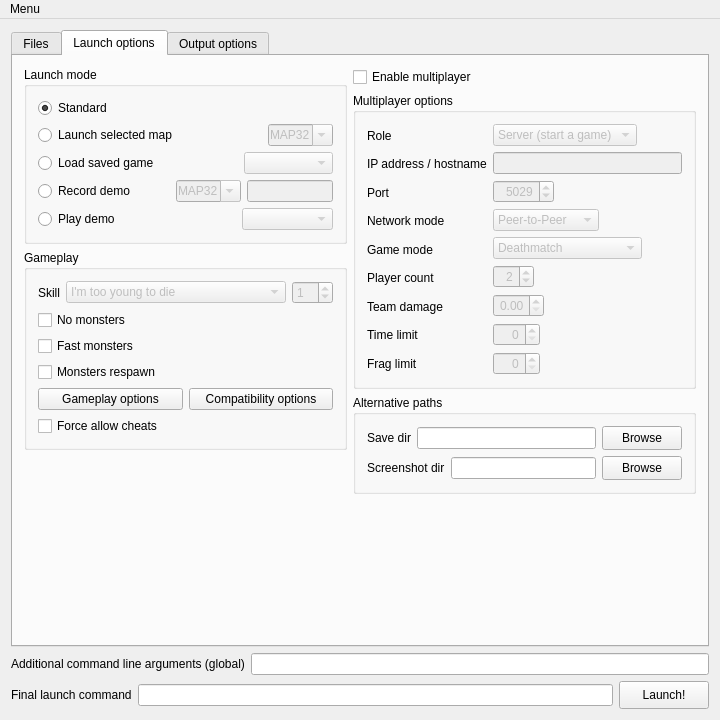
Old version of the form Forms/MainWindow.ui in the repository Youda008/DoomRunner.
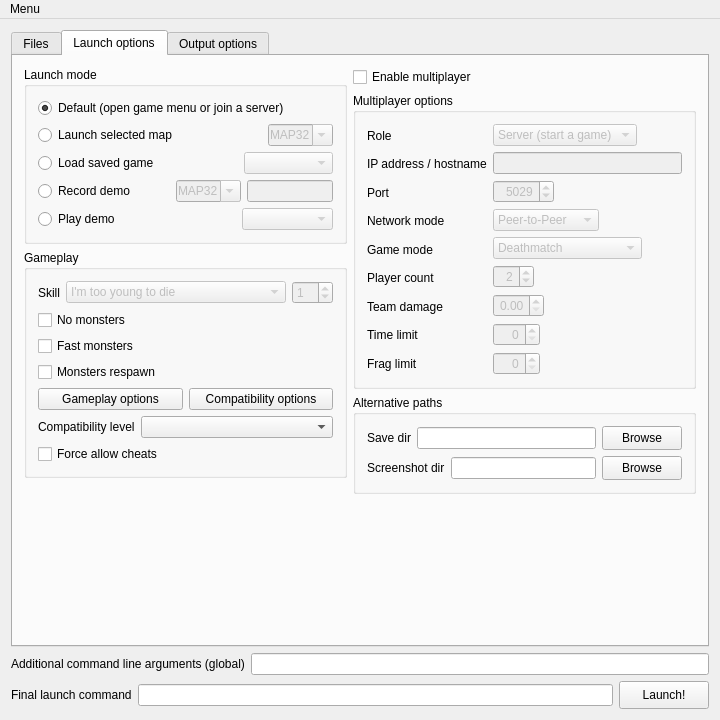
New version of the form. The open tabs and pages were chosen to show the change. Icons and pictures are not drawn. Custom widgets are drawn as their Qt base class.

Commit message: moved compat level from Compatibility Options sub-dialog to the main window

Diff of the .ui file:
```diff
--- a/Forms/MainWindow.ui
+++ b/Forms/MainWindow.ui
@@ -521,7 +521,7 @@
                <item>
                 <widget class="QRadioButton" name="launchMode_standard">
                  <property name="text">
-                  <string>Standard</string>
+                  <string>Default (open game menu or join a server)</string>
                  </property>
                  <property name="checked">
                   <bool>true</bool>
@@ -911,6 +911,33 @@
                </item>
               </layout>
              </item>
+             <item>
+              <layout class="QHBoxLayout" name="horizontalLayout_32">
+               <item>
+                <widget class="QLabel" name="compatLevelLabel">
+                 <property name="text">
+                  <string>Compatibility level</string>
+                 </property>
+                </widget>
+               </item>
+               <item>
+                <widget class="QComboBox" name="compatLevelCmbBox">
+                 <property name="sizePolicy">
+                  <sizepolicy hsizetype="Expanding" vsizetype="Fixed">
+                   <horstretch>0</horstretch>
+                   <verstretch>0</verstretch>
+                  </sizepolicy>
+                 </property>
+                 <property name="minimumSize">
+                  <size>
+                   <width>150</width>
+                   <height>0</height>
+                  </size>
+                 </property>
+                </widget>
+               </item>
+              </layout>
+             </item>
              <item>
               <widget class="QCheckBox" name="allowCheatsChkBox">
                <property name="toolTip">
```
The commit also changes 8 other files.
